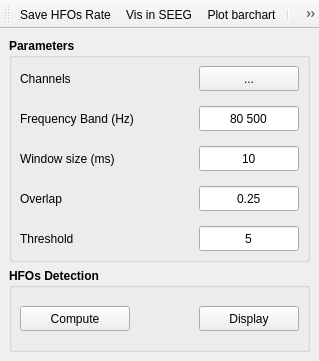
This is iEEGTool/gui/ui/compute_hfo.ui in ZhengLiu97/iEEGTool as Qt 5 draws it before an edit. The edited form follows.
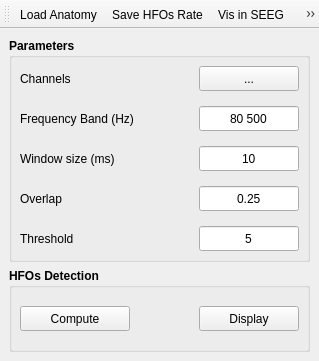
This is the edited form. Icons and pictures are not drawn.

The edit to the form file:
```diff
--- a/iEEGTool/gui/ui/compute_hfo.ui
+++ b/iEEGTool/gui/ui/compute_hfo.ui
@@ -496,6 +496,7 @@
    <attribute name="toolBarBreak">
     <bool>false</bool>
    </attribute>
+   <addaction name="_load_anatomy_action"/>
    <addaction name="_save_hfo_rates_action"/>
    <addaction name="_viz_ieeg_action"/>
    <addaction name="_plot_barchart_action"/>
@@ -553,6 +554,15 @@
     <string>Plot barchart</string>
    </property>
   </action>
+  <action name="_load_anatomy_action">
+   <property name="icon">
+    <iconset>
+     <normaloff>../../icon/coordinate.svg</normaloff>../../icon/coordinate.svg</iconset>
+   </property>
+   <property name="text">
+    <string>Load Anatomy</string>
+   </property>
+  </action>
  </widget>
  <resources/>
  <connections/>
```
